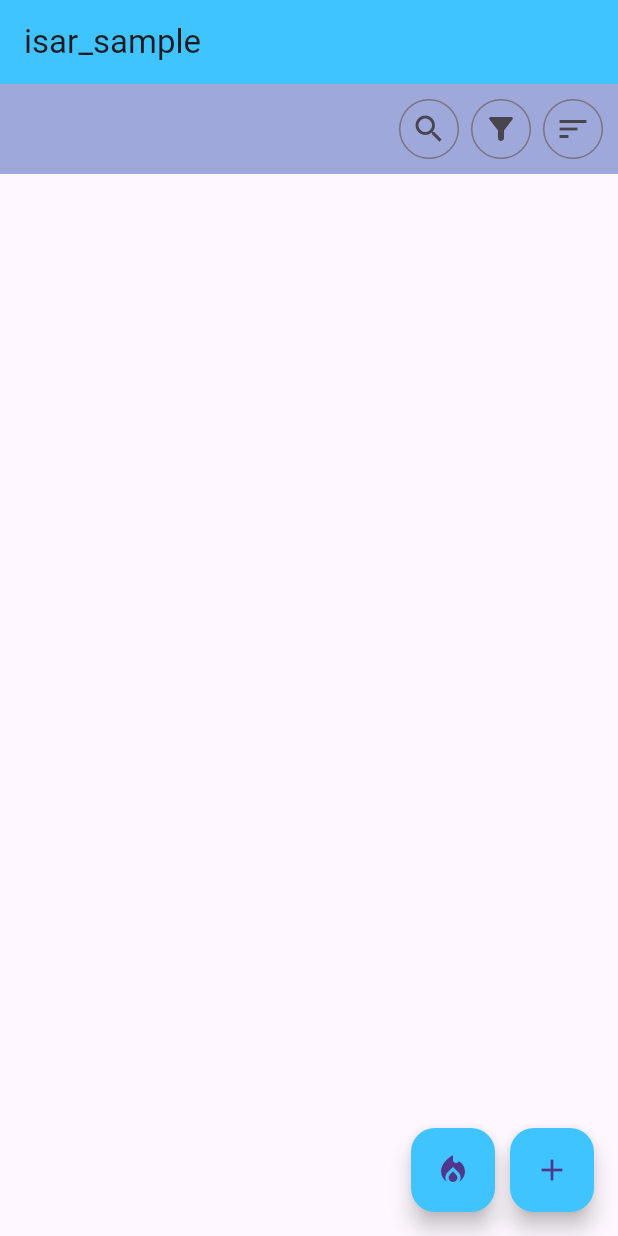
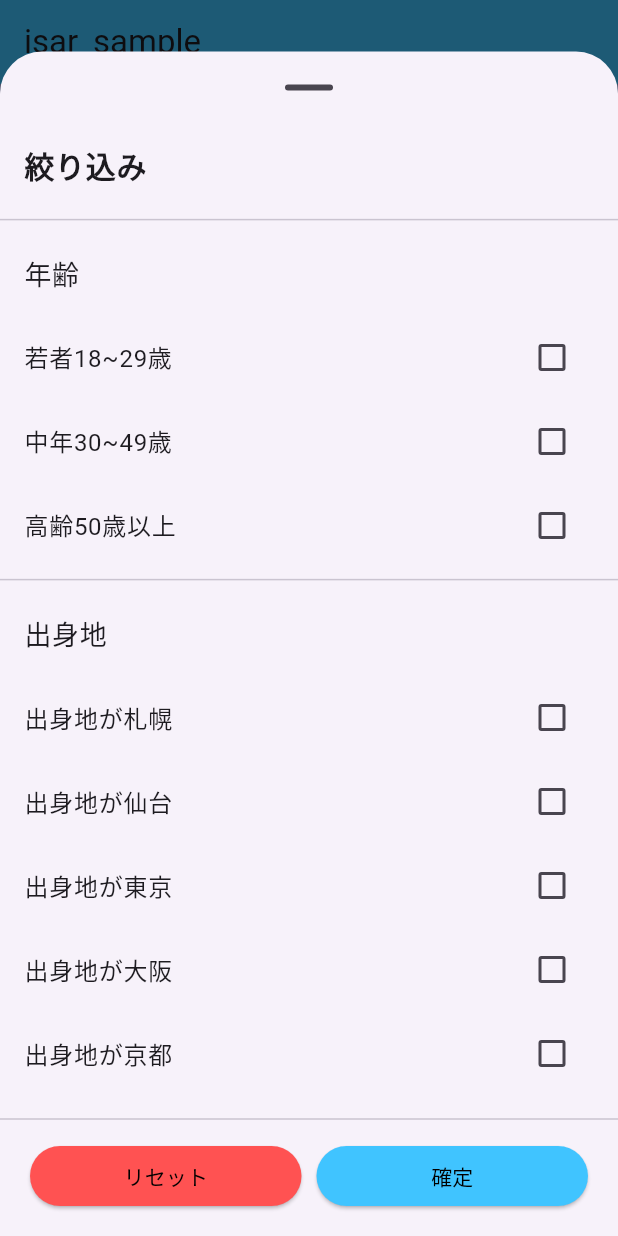
Before and after one commit to HaruhikoMotokawa/isar_sample, a Flutter app: the screen it shows after launch, after a tap on the "filter alt" icon, on a phone screen of 412 x 824 dp. Run offline on Flutter 3.47's test engine with Material 3 defaults, Android fonts, the phone set to English and light mode, and no system bars; our stand-ins replace flutter_hooks, flutter_riverpod, gap, hooks_riverpod, isar, logger and 1 more; accounts and stored records are empty; generated files the repository leaves out were written again.

Commit message:
feat: フィルター機能のUIだけ実装

```diff
--- /dev/null
+++ b/lib/domains/filter_type.dart
@@ -0,0 +1,39 @@
+/// 絞り込み条件の種類
+///
+/// - 若者18~29歳
+/// - 中年30~49歳
+/// - 高齢50歳以上
+///
+/// - 出身地が札幌
+/// - 出身地が仙台
+/// - 出身地が東京
+/// - 出身地が大阪
+/// - 出身地が京都
+/// - 出身地が福岡
+///
+/// - 犬を飼っている
+/// - 猫を飼っている
+/// - ウサギを飼っている
+/// - オウムを飼っている
+/// - ハムスターを飼っている
+enum FilterType {
+  young('若者18~29歳'),
+  middleAged('中年30~49歳'),
+  elderly('高齢50歳以上'),
+  originSapporo('出身地が札幌'),
+  originSendai('出身地が仙台'),
+  originTokyo('出身地が東京'),
+  originOsaka('出身地が大阪'),
+  originKyoto('出身地が京都'),
+  originFukuoka('出身地が福岡'),
+  ownsDog('犬を飼っている'),
+  ownsCat('猫を飼っている'),
+  ownsRabbit('ウサギを飼っている'),
+  ownsParrot('オウムを飼っている'),
+  ownsHamster('ハムスターを飼っている'),
+  ;
+
+  const FilterType(this.description);
+
+  final String description;
+}
--- /dev/null
+++ b/lib/presentations/home_screen/components/filter_bottom_sheet.dart
@@ -0,0 +1,204 @@
+import 'package:flutter/material.dart';
+import 'package:flutter_hooks/flutter_hooks.dart';
+import 'package:gap/gap.dart';
+import 'package:isar_sample/domains/filter_type.dart';
+
+class FilterBottomSheet extends HookWidget {
+  const FilterBottomSheet(this.types, {super.key});
+
+  static Future<List<FilterType>?> show(
+    BuildContext context,
+    List<FilterType> types,
+  ) async {
+    return showModalBottomSheet<List<FilterType>?>(
+      context: context,
+      useRootNavigator: true,
+      showDragHandle: true,
+      isScrollControlled: true,
+      useSafeArea: true,
+      builder: (context) {
+        return FilterBottomSheet(types);
+      },
+    );
+  }
+
+  final List<FilterType> types;
+
+  @override
+  Widget build(BuildContext context) {
+    final activeFilters = useState<List<FilterType>>([...types]);
+
+    final bottomSafeArea = MediaQuery.paddingOf(context).bottom;
+
+    final displayWidth = MediaQuery.sizeOf(context).width;
+
+    final displayHeight = MediaQuery.sizeOf(context).height;
+
+    return SafeArea(
+      child: SizedBox(
+        height: displayHeight * 0.9,
+        child: Padding(
+          padding: bottomSafeArea == 0
+              ? const EdgeInsets.only(bottom: 20)
+              : EdgeInsets.zero,
+          child: Column(
+            children: [
+              const ListTile(
+                title: Text(
+                  '絞り込み',
+                  style: TextStyle(
+                    fontSize: 20,
+                    fontWeight: FontWeight.bold,
+                  ),
+                ),
+              ),
+              const Divider(),
+              Expanded(
+                child: ListView(
+                  children: [
+                    const ListTile(
+                      title: Text('年齢', style: TextStyle(fontSize: 18)),
+                    ),
+                    _ListTile(
+                      notifier: activeFilters,
+                      filterType: FilterType.young,
+                    ),
+                    _ListTile(
+                      notifier: activeFilters,
+                      filterType: FilterType.middleAged,
+                    ),
+                    _ListTile(
+                      notifier: activeFilters,
+                      filterType: FilterType.elderly,
+                    ),
+                    const Divider(),
+                    const ListTile(
+                      title: Text('出身地', style: TextStyle(fontSize: 18)),
+                    ),
+                    _ListTile(
+                      notifier: activeFilters,
+                      filterType: FilterType.originSapporo,
+                    ),
+                    _ListTile(
+                      notifier: activeFilters,
+                      filterType: FilterType.originSendai,
+                    ),
+                    _ListTile(
+                      notifier: activeFilters,
+                      filterType: FilterType.originTokyo,
+                    ),
+                    _ListTile(
+                      notifier: activeFilters,
+                      filterType: FilterType.originOsaka,
+                    ),
+                    _ListTile(
+                      notifier: activeFilters,
+                      filterType: FilterType.originKyoto,
+                    ),
+                    _ListTile(
+                      notifier: activeFilters,
+                      filterType: FilterType.originFukuoka,
+                    ),
+                    const Divider(),
+                    const ListTile(
+                      title: Text('飼っているペット', style: TextStyle(fontSize: 18)),
+                    ),
+                    _ListTile(
+                      notifier: activeFilters,
+                      filterType: FilterType.ownsDog,
+                    ),
+                    _ListTile(
+                      notifier: activeFilters,
+                      filterType: FilterType.ownsCat,
+                    ),
+                    _ListTile(
+                      notifier: activeFilters,
+                      filterType: FilterType.ownsRabbit,
+                    ),
+                    _ListTile(
+                      notifier: activeFilters,
+                      filterType: FilterType.ownsParrot,
+                    ),
+                    _ListTile(
+                      notifier: activeFilters,
+                      filterType: FilterType.ownsHamster,
+                    ),
+                  ],
+                ),
+              ),
+              const Divider(),
+              const Gap(10),
+              SizedBox(
+                width: displayWidth - 40,
+                height: 40,
+                child: Row(
+                  children: [
+                    Expanded(
+                      child: ElevatedButton(
+                        // activeFiltersを空にする
+                        onPressed: () => activeFilters.value = [],
+                        style: ElevatedButton.styleFrom(
+                          backgroundColor: Colors.redAccent,
+                          foregroundColor: Colors.black,
+                        ),
+                        child: const Text('リセット'),
+                      ),
+                    ),
+                    const Gap(10),
+                    Expanded(
+                      child: ElevatedButton(
+                        onPressed: () =>
+                            Navigator.of(context).pop(activeFilters.value),
+                        style: ElevatedButton.styleFrom(
+                          backgroundColor: Colors.lightBlueAccent,
+                          foregroundColor: Colors.black,
+                        ),
+                        child: const Text('確定'),
+                      ),
+                    ),
+                  ],
+                ),
+              ),
+            ],
+          ),
+        ),
+      ),
+    );
+  }
+}
+
+class _ListTile extends HookWidget {
+  const _ListTile({
+    required this.notifier,
+    required this.filterType,
+  });
+
+  final ValueNotifier<List<FilterType>> notifier;
+  final FilterType filterType;
+
+  @override
+  Widget build(BuildContext context) {
+    final isChecked = useState(false);
+    useEffect(
+      () {
+        isChecked.value = notifier.value.contains(filterType);
+        return null;
+      },
+      [notifier.value],
+    );
+
+    return CheckboxListTile.adaptive(
+      title: Text(filterType.description),
+      value: isChecked.value,
+      onChanged: (value) {
+        isChecked.value = value!;
+        if (value) {
+          notifier.value = [...notifier.value, filterType];
+        } else {
+          notifier.value =
+              notifier.value.where((e) => e != filterType).toList();
+        }
+      },
+    );
+  }
+}
--- a/lib/presentations/home_screen/home_screen.dart
+++ b/lib/presentations/home_screen/home_screen.dart
@@ -1,3 +1,5 @@
+import 'dart:async';
+
 import 'package:flutter/material.dart';
 import 'package:flutter_hooks/flutter_hooks.dart';
 import 'package:gap/gap.dart';
@@ -6,10 +8,12 @@ import 'package:isar_sample/core/log/logger.dart';
 import 'package:isar_sample/data/repositories/user_repository/provider.dart';
 import 'package:isar_sample/domains/create_action_type.dart';
 import 'package:isar_sample/domains/delete_action_type.dart';
+import 'package:isar_sample/domains/filter_type.dart';
 import 'package:isar_sample/domains/sort_type.dart';
 import 'package:isar_sample/domains/user.dart';
 import 'package:isar_sample/presentations/home_screen/components/create_user_bottom_sheet.dart';
 import 'package:isar_sample/presentations/home_screen/components/delete_user_bottom_sheet.dart';
+import 'package:isar_sample/presentations/home_screen/components/filter_bottom_sheet.dart';
 import 'package:isar_sample/presentations/home_screen/components/sort_bottom_sheet.dart';
 import 'package:isar_sample/presentations/home_screen/components/user_list_tile.dart';
 import 'package:isar_sample/presentations/home_screen/home_view_model.dart';
@@ -24,6 +28,8 @@ class HomeScreen extends HookConsumerWidget {
     final viewModel = ref.watch(homeViewModelProvider.notifier);
 
     final sortType = useState<SortType>(SortType.nameAsc);
+
+    final filterList = useState<List<FilterType>>([]);
 
     final userList = ref.watch(userListProvider(sortType: sortType.value));
 
@@ -86,7 +92,8 @@ class HomeScreen extends HookConsumerWidget {
                               onPressed: () => isSearchActive.value = true,
                             ),
                             IconButton.outlined(
-                              onPressed: () {},
+                              onPressed: () =>
+                                  selectFilterAction(context, filterList),
                               icon: const Icon(Icons.filter_alt_rounded),
                             ),
                             IconButton.outlined(
@@ -312,6 +319,7 @@ extension on HomeScreen {
     );
   }
 
+  /// 並び替えを選択する
   Future<void> selectSortAction(
     BuildContext context,
     ValueNotifier<SortType> type,
@@ -324,4 +332,21 @@ extension on HomeScreen {
     type.value = result;
     // ソート処理
   }
+
+  /// 絞り込みを選択する
+  Future<void> selectFilterAction(
+    BuildContext context,
+    ValueNotifier<List<FilterType>> filterList,
+  ) async {
+    // ボトムシートを展開してアクションを選択する
+    final result = await FilterBottomSheet.show(context, filterList.value);
+
+    print(result);
+
+    if (result == null) return;
+
+    filterList.value = result;
+
+    // 絞り込み処理
+  }
 }
```
